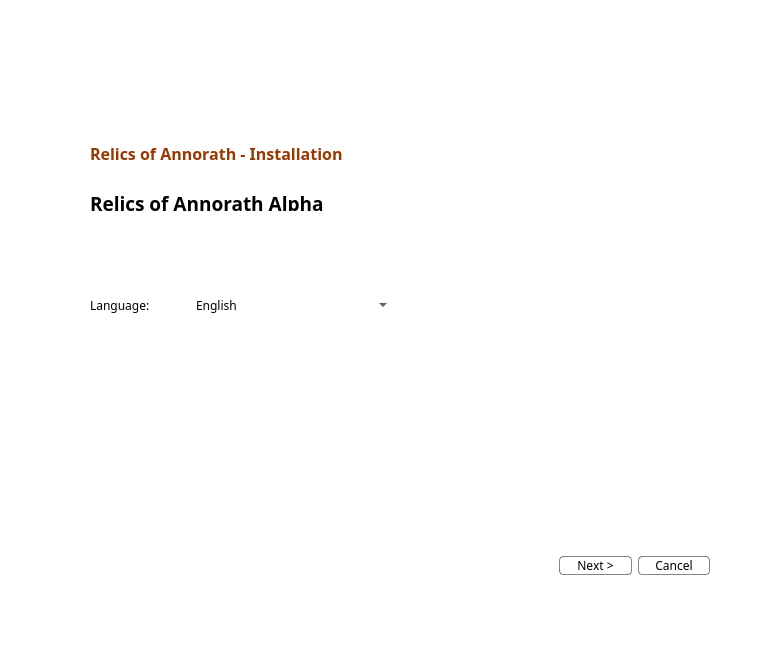
Old version of the form src/ui/roapagewelcome.ui in the repository Lerentis/ROAI.
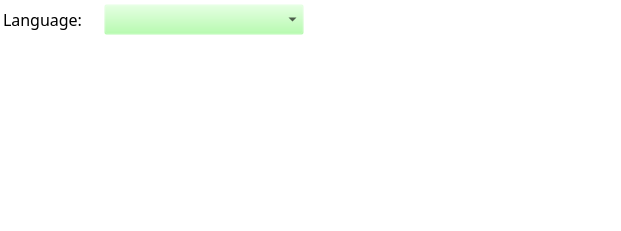
New version of the form. Icons and pictures are not drawn.

Commit message: Push newest version to upstream

The edit to the form file:
```diff
--- a/src/ui/roapagewelcome.ui
+++ b/src/ui/roapagewelcome.ui
@@ -6,20 +6,20 @@
    <rect>
     <x>0</x>
     <y>0</y>
-    <width>770</width>
-    <height>651</height>
+    <width>621</width>
+    <height>231</height>
    </rect>
   </property>
   <property name="minimumSize">
    <size>
-    <width>770</width>
-    <height>651</height>
+    <width>621</width>
+    <height>231</height>
    </size>
   </property>
   <property name="maximumSize">
    <size>
-    <width>770</width>
-    <height>651</height>
+    <width>621</width>
+    <height>231</height>
    </size>
   </property>
   <property name="windowTitle">
@@ -29,249 +29,57 @@
    <string notr="true">background-color: rgba(162, 255, 152, 0%);
 </string>
   </property>
-  <widget class="QWidget" name="background" native="true">
+  <widget class="QWidget" name="horizontalLayoutWidget_2">
    <property name="geometry">
     <rect>
-     <x>0</x>
-     <y>0</y>
-     <width>769</width>
-     <height>649</height>
+     <x>3</x>
+     <y>4</y>
+     <width>301</width>
+     <height>31</height>
     </rect>
    </property>
-   <property name="font">
-    <font>
-     <pointsize>11</pointsize>
-    </font>
-   </property>
-   <property name="styleSheet">
-    <string notr="true">background-image: url(:/images/background.png);</string>
-   </property>
-  </widget>
-  <widget class="QLabel" name="qlTitel">
-   <property name="geometry">
-    <rect>
-     <x>90</x>
-     <y>143</y>
-     <width>441</width>
-     <height>21</height>
-    </rect>
-   </property>
-   <property name="font">
-    <font>
-     <family>Modern Antiqua</family>
-     <pointsize>12</pointsize>
-     <weight>75</weight>
-     <bold>true</bold>
-    </font>
-   </property>
-   <property name="styleSheet">
-    <string notr="true">color: rgb(152, 55, 0);</string>
-   </property>
-   <property name="text">
-    <string>Relics of Annorath - Installation</string>
-   </property>
-  </widget>
-  <widget class="QLabel" name="qlSubtitel">
-   <property name="geometry">
-    <rect>
-     <x>90</x>
-     <y>190</y>
-     <width>601</width>
-     <height>21</height>
-    </rect>
-   </property>
-   <property name="font">
-    <font>
-     <family>Modern Antiqua</family>
-     <pointsize>14</pointsize>
-     <weight>75</weight>
-     <bold>true</bold>
-    </font>
-   </property>
-   <property name="layoutDirection">
-    <enum>Qt::LeftToRight</enum>
-   </property>
-   <property name="styleSheet">
-    <string notr="true">color: rgb(0, 0, 0);</string>
-   </property>
-   <property name="text">
-    <string>Relics of Annorath Alpha</string>
-   </property>
-   <property name="textFormat">
-    <enum>Qt::PlainText</enum>
-   </property>
-   <property name="alignment">
-    <set>Qt::AlignLeading|Qt::AlignLeft|Qt::AlignTop</set>
-   </property>
-   <property name="margin">
-    <number>-1</number>
-   </property>
-  </widget>
-  <widget class="QWidget" name="horizontalLayoutWidget">
-   <property name="geometry">
-    <rect>
-     <x>559</x>
-     <y>545</y>
-     <width>151</width>
-     <height>41</height>
-    </rect>
-   </property>
-   <layout class="QHBoxLayout" name="hlButtons">
+   <layout class="QHBoxLayout" name="hlLanguage">
+    <property name="sizeConstraint">
+     <enum>QLayout::SetNoConstraint</enum>
+    </property>
     <item>
-     <widget class="QPushButton" name="qpNext">
+     <widget class="QLabel" name="qlLanguage">
       <property name="font">
        <font>
         <family>Modern Antiqua</family>
+        <pointsize>12</pointsize>
+        <stylestrategy>PreferAntialias</stylestrategy>
+        <kerning>false</kerning>
        </font>
       </property>
-      <property name="styleSheet">
-       <string notr="true">background-color: rgb(255, 255, 255, 0);
-border-width:1px;
-border-style:solid;
-border-radius:4px;
-border-color: rgba(0, 0, 0, 120);
-color: rgb(0, 0, 0);</string>
-      </property>
       <property name="text">
-       <string>Next &gt;</string>
+       <string>Language:</string>
       </property>
      </widget>
     </item>
     <item>
-     <widget class="QPushButton" name="qbCancel">
+     <widget class="QComboBox" name="qcLanguage">
+      <property name="minimumSize">
+       <size>
+        <width>200</width>
+        <height>22</height>
+       </size>
+      </property>
       <property name="font">
        <font>
         <family>Modern Antiqua</family>
+        <pointsize>12</pointsize>
+        <stylestrategy>PreferAntialias</stylestrategy>
+        <kerning>false</kerning>
        </font>
       </property>
       <property name="styleSheet">
-       <string notr="true">background-color: rgb(255, 255, 255, 0);
-border-width:1px;
-border-style:solid;
-border-radius:4px;
-border-color: rgba(0, 0, 0, 120);
-color: rgb(0, 0, 0);</string>
-      </property>
-      <property name="text">
-       <string>Cancel</string>
+       <string notr="true"/>
       </property>
      </widget>
     </item>
    </layout>
   </widget>
-  <widget class="QGroupBox" name="gbContent">
-   <property name="geometry">
-    <rect>
-     <x>90</x>
-     <y>220</y>
-     <width>591</width>
-     <height>311</height>
-    </rect>
-   </property>
-   <property name="styleSheet">
-    <string notr="true">border: 0px;</string>
-   </property>
-   <property name="title">
-    <string/>
-   </property>
-   <widget class="QLabel" name="qlDesc">
-    <property name="geometry">
-     <rect>
-      <x>0</x>
-      <y>0</y>
-      <width>591</width>
-      <height>71</height>
-     </rect>
-    </property>
-    <property name="font">
-     <font>
-      <family>Modern Antiqua</family>
-     </font>
-    </property>
-    <property name="styleSheet">
-     <string notr="true">border: 0px;</string>
-    </property>
-    <property name="text">
-     <string/>
-    </property>
-    <property name="alignment">
-     <set>Qt::AlignLeading|Qt::AlignLeft|Qt::AlignTop</set>
-    </property>
-    <property name="wordWrap">
-     <bool>true</bool>
-    </property>
-   </widget>
-   <widget class="QWidget" name="horizontalLayoutWidget_2">
-    <property name="geometry">
-     <rect>
-      <x>0</x>
-      <y>70</y>
-      <width>301</width>
-      <height>31</height>
-     </rect>
-    </property>
-    <layout class="QHBoxLayout" name="hlLanguage">
-     <property name="sizeConstraint">
-      <enum>QLayout::SetNoConstraint</enum>
-     </property>
-     <item>
-      <widget class="QLabel" name="qlLanguage">
-       <property name="font">
-        <font>
-         <family>Modern Antiqua</family>
-        </font>
-       </property>
-       <property name="text">
-        <string>Language:</string>
-       </property>
-      </widget>
-     </item>
-     <item>
-      <widget class="QComboBox" name="qcLanguage">
-       <property name="minimumSize">
-        <size>
-         <width>200</width>
-         <height>22</height>
-        </size>
-       </property>
-       <property name="font">
-        <font>
-         <family>Modern Antiqua</family>
-        </font>
-       </property>
-       <property name="styleSheet">
-        <string notr="true"/>
-       </property>
-       <item>
-        <property name="text">
-         <string>English</string>
-        </property>
-       </item>
-       <item>
-        <property name="text">
-         <string>Deutsch</string>
-        </property>
-       </item>
-       <item>
-        <property name="text">
-         <string>Français</string>
-        </property>
-       </item>
-       <item>
-        <property name="text">
-         <string>Español</string>
-        </property>
-       </item>
-       <item>
-        <property name="text">
-         <string>Italiano</string>
-        </property>
-       </item>
-      </widget>
-     </item>
-    </layout>
-   </widget>
-  </widget>
  </widget>
  <resources/>
  <connections/>
```
The commit also changes 34 other files.
